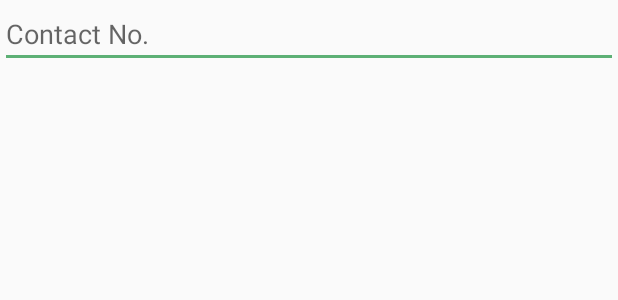
After one commit to CMPUT301F20T12/BookFace, an Android app: the layout edit_profile_fragment_layout.xml on its own in the app's theme, with its tools: preview values and no code run, on a phone screen of 412 x 824 dp. The commit adds this screen. Shown: the top 300 px of the screen. Run offline under Robolectric (Android 15) with nearby library versions, the phone set to English and light mode, and no system bars.

Commit message:
Edit-User_profile Activity & Functionality Added

```diff
--- /dev/null
+++ b/app/src/main/res/layout/edit_profile_fragment_layout.xml
@@ -0,0 +1,14 @@
+<?xml version="1.0" encoding="utf-8"?>
+<LinearLayout xmlns:android="http://schemas.android.com/apk/res/android"
+    android:orientation="vertical" android:layout_width="match_parent"
+    android:layout_height="match_parent">
+
+    <EditText
+        android:id="@+id/contact_editText"
+        android:layout_width="match_parent"
+        android:layout_height="wrap_content"
+        android:ems="10"
+        android:hint="Contact No."
+        android:inputType="phone"
+        android:maxLength="12" />
+</LinearLayout>
```
Also changed, not shown: app/src/main/java/com/example/bookface/EditProfileFragment.java (added, +78 -0 lines), app/src/main/java/com/example/bookface/UserProfileActivity.java (+54 -7 lines).
